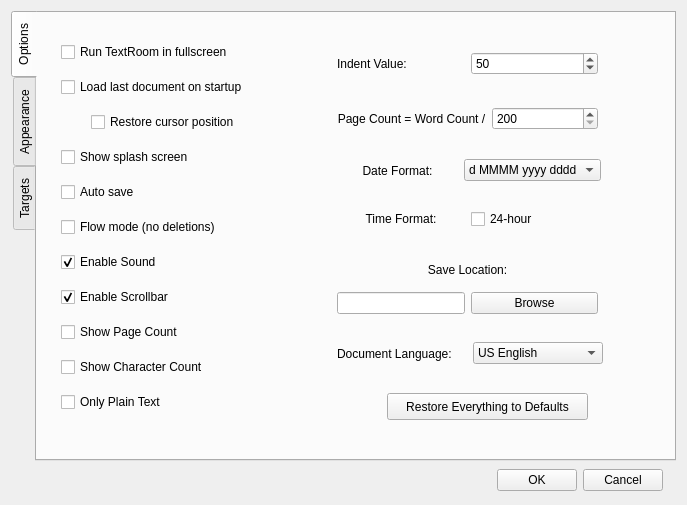
Old version of the form src/ui/optionsdialog.ui in the repository dbuksbaum/TextRoom.
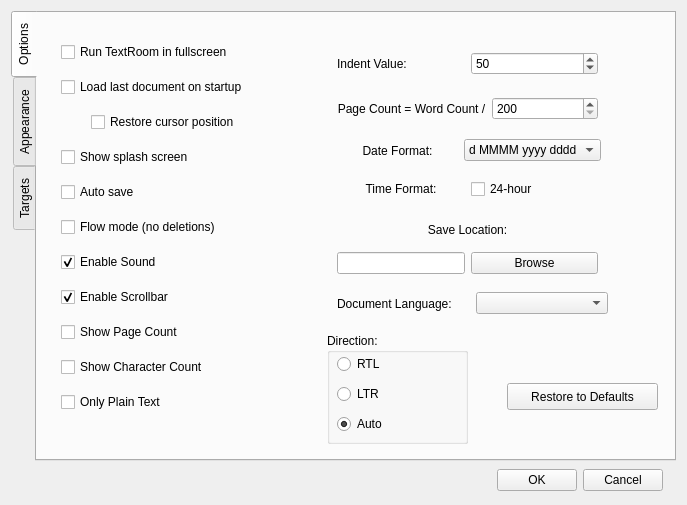
New version of the form.

```diff
--- a/src/ui/optionsdialog.ui
+++ b/src/ui/optionsdialog.ui
@@ -258,7 +258,7 @@
        <property name="geometry">
         <rect>
          <x>300</x>
-         <y>90</y>
+         <y>80</y>
          <width>261</width>
          <height>32</height>
         </rect>
@@ -294,7 +294,7 @@
        <property name="geometry">
         <rect>
          <x>300</x>
-         <y>140</y>
+         <y>120</y>
          <width>264</width>
          <height>35</height>
         </rect>
@@ -384,7 +384,7 @@
        <property name="geometry">
         <rect>
          <x>300</x>
-         <y>190</y>
+         <y>160</y>
          <width>261</width>
          <height>32</height>
         </rect>
@@ -417,7 +417,7 @@
        <property name="geometry">
         <rect>
          <x>300</x>
-         <y>240</y>
+         <y>200</y>
          <width>261</width>
          <height>61</height>
         </rect>
@@ -466,22 +466,22 @@
       <widget class="QPushButton" name="restorePushButton">
        <property name="geometry">
         <rect>
-         <x>350</x>
-         <y>380</y>
-         <width>201</width>
+         <x>470</x>
+         <y>370</y>
+         <width>151</width>
          <height>27</height>
         </rect>
        </property>
        <property name="text">
-        <string>Restore Everything to Defaults</string>
+        <string>Restore to Defaults</string>
        </property>
       </widget>
       <widget class="QWidget" name="horizontalLayoutWidget_2">
        <property name="geometry">
         <rect>
          <x>300</x>
-         <y>320</y>
-         <width>266</width>
+         <y>270</y>
+         <width>271</width>
          <height>41</height>
         </rect>
        </property>
@@ -501,16 +501,6 @@
             <height>0</height>
            </size>
           </property>
-          <item>
-           <property name="text">
-            <string>US English</string>
-           </property>
-          </item>
-          <item>
-           <property name="text">
-            <string>Türkçe</string>
-           </property>
-          </item>
          </widget>
         </item>
        </layout>
@@ -541,6 +531,61 @@
         </item>
        </layout>
       </widget>
+      <widget class="QGroupBox" name="groupBox">
+       <property name="geometry">
+        <rect>
+         <x>290</x>
+         <y>320</y>
+         <width>141</width>
+         <height>111</height>
+        </rect>
+       </property>
+       <property name="title">
+        <string>Direction:</string>
+       </property>
+       <widget class="QRadioButton" name="rtlRadioButton">
+        <property name="geometry">
+         <rect>
+          <x>10</x>
+          <y>20</y>
+          <width>115</width>
+          <height>22</height>
+         </rect>
+        </property>
+        <property name="text">
+         <string>RTL</string>
+        </property>
+       </widget>
+       <widget class="QRadioButton" name="ltrRadioButton">
+        <property name="geometry">
+         <rect>
+          <x>10</x>
+          <y>50</y>
+          <width>115</width>
+          <height>22</height>
+         </rect>
+        </property>
+        <property name="text">
+         <string>LTR</string>
+        </property>
+       </widget>
+       <widget class="QRadioButton" name="autoRadioButton">
+        <property name="geometry">
+         <rect>
+          <x>10</x>
+          <y>80</y>
+          <width>115</width>
+          <height>22</height>
+         </rect>
+        </property>
+        <property name="text">
+         <string>Auto</string>
+        </property>
+        <property name="checked">
+         <bool>true</bool>
+        </property>
+       </widget>
+      </widget>
      </widget>
      <widget class="QWidget" name="tab">
       <attribute name="title">
```
Left out of the diff: 5 changed lines with no effect on the pictures.
